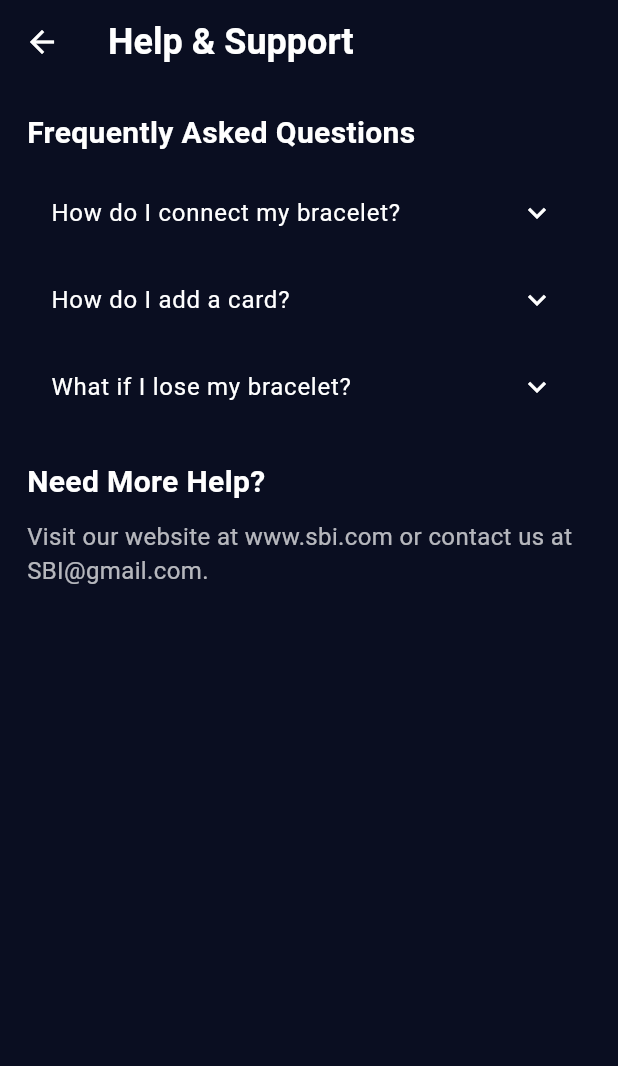
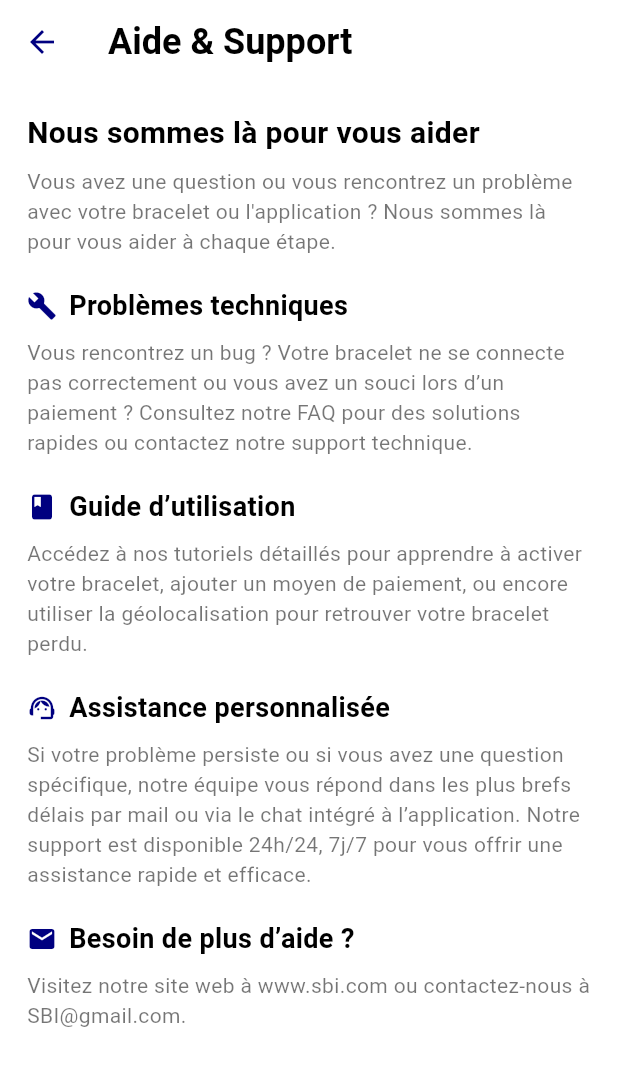
Before and after one commit to Yassine-Ezzar/pay, a Flutter app: the HelpSupportScreen screen opened by its route, on a phone screen of 412 x 824 dp. Shown: the top 1066 px of the screen. Run offline on Flutter 3.47's test engine with Material 3 defaults, Android fonts, the phone set to English and light mode, and no system bars; our stand-ins replace animate_do, camera, carousel_slider, fl_chart, flutter_credit_card, flutter_secure_storage and 9 more; missing offline and left inert: flutter_reactive_ble, google_mlkit_text_recognition; accounts and stored records are empty; network calls fail; Roboto replaces fonts that are missing (Montserrat).

Commit message:
fifth-commit

```diff
--- a/lib/screens/bracelet_connect_screen.dart
+++ b/lib/screens/bracelet_connect_screen.dart
@@ -120,7 +120,7 @@ class _BraceletConnectScreenState extends State<BraceletConnectScreen> with Sing
           gradient: LinearGradient(
             begin: Alignment.topLeft,
             end: Alignment.bottomRight,
-            colors: [Color(0xFF1A1A1A), Color(0xFF2D2D2D)],
+            colors: [Color.fromARGB(255, 255, 255, 255), Color.fromARGB(255, 255, 255, 255)],
           ),
         ),
         child: SafeArea(
--- a/lib/screens/help_support_screen.dart
+++ b/lib/screens/help_support_screen.dart
@@ -5,69 +5,151 @@ class HelpSupportScreen extends StatelessWidget {
   @override
   Widget build(BuildContext context) {
     return Scaffold(
-      backgroundColor: const Color(0xFF0A0E21),
+      backgroundColor: Colors.white,
       appBar: AppBar(
         title: const Text(
-          'Help & Support',
+          'Aide & Support',
           style: TextStyle(
             fontFamily: 'Montserrat',
             fontSize: 24,
             fontWeight: FontWeight.bold,
-            color: Colors.white,
+            color: Colors.black,
           ),
         ),
-        backgroundColor: const Color(0xFF0A0E21),
+        backgroundColor: Colors.white,
         elevation: 0,
         leading: IconButton(
-          icon: const Icon(Icons.arrow_back, color: Colors.white),
+          icon: const Icon(Icons.arrow_back, color: Color(0xFF000080)),
           onPressed: () => Navigator.pop(context),
         ),
       ),
       body: Padding(
         padding: EdgeInsets.all(Styles.defaultPadding),
-        child: SingleChildScrollView(
+        child: const SingleChildScrollView(
           child: Column(
             crossAxisAlignment: CrossAxisAlignment.start,
             children: [
-              const Text(
-                'Frequently Asked Questions',
+              Text(
+                'Nous sommes là pour vous aider',
                 style: TextStyle(
                   fontFamily: 'Montserrat',
                   fontSize: 20,
                   fontWeight: FontWeight.bold,
-                  color: Colors.white,
+                  color: Colors.black,
                 ),
               ),
-              const SizedBox(height: 10),
-              _buildFAQItem(
-                question: 'How do I connect my bracelet?',
-                answer: 'Go to the Bracelet section in the menu and follow the instructions to connect via Bluetooth.',
-              ),
-              _buildFAQItem(
-                question: 'How do I add a card?',
-                answer: 'From the Home screen, tap the + button to add a new card.',
-              ),
-              _buildFAQItem(
-                question: 'What if I lose my bracelet?',
-                answer: 'Use the Location feature to find your bracelet on a map.',
-              ),
-              const SizedBox(height: 20),
-              const Text(
-                'Need More Help?',
+              SizedBox(height: 8),
+              Text(
+                'Vous avez une question ou vous rencontrez un problème avec votre bracelet ou l\'application ? Nous sommes là pour vous aider à chaque étape.',
                 style: TextStyle(
                   fontFamily: 'Montserrat',
-                  fontSize: 20,
-                  fontWeight: FontWeight.bold,
-                  color: Colors.white,
+                  fontSize: 14,
+                  color: Colors.black54,
                 ),
               ),
-              const SizedBox(height: 10),
-              const Text(
-                'Visit our website at www.sbi.com or contact us at SBI@gmail.com.',
+              SizedBox(height: 20),
+              // Technical Issues Section
+              Row(
+                children: [
+                  Icon(Icons.build, color: Color(0xFF000080), size: 20),
+                  SizedBox(width: 8),
+                  Text(
+                    'Problèmes techniques',
+                    style: TextStyle(
+                      fontFamily: 'Montserrat',
+                      fontSize: 18,
+                      fontWeight: FontWeight.bold,
+                      color: Colors.black,
+                    ),
+                  ),
+                ],
+              ),
+              SizedBox(height: 8),
+              Text(
+                'Vous rencontrez un bug ? Votre bracelet ne se connecte pas correctement ou vous avez un souci lors d’un paiement ? Consultez notre FAQ pour des solutions rapides ou contactez notre support technique.',
                 style: TextStyle(
                   fontFamily: 'Montserrat',
-                  fontSize: 16,
-                  color: Colors.white70,
+                  fontSize: 14,
+                  color: Colors.black54,
+                ),
+              ),
+              SizedBox(height: 20),
+              // Usage Guide Section
+              Row(
+                children: [
+                  Icon(Icons.book, color: Color(0xFF000080), size: 20),
+                  SizedBox(width: 8),
+                  Text(
+                    'Guide d’utilisation',
+                    style: TextStyle(
+                      fontFamily: 'Montserrat',
+                      fontSize: 18,
+                      fontWeight: FontWeight.bold,
+                      color: Colors.black,
+                    ),
+                  ),
+                ],
+              ),
+              SizedBox(height: 8),
+              Text(
+                'Accédez à nos tutoriels détaillés pour apprendre à activer votre bracelet, ajouter un moyen de paiement, ou encore utiliser la géolocalisation pour retrouver votre bracelet perdu.',
+                style: TextStyle(
+                  fontFamily: 'Montserrat',
+                  fontSize: 14,
+                  color: Colors.black54,
+                ),
+              ),
+
+              SizedBox(height: 20),
+              // Personalized Assistance Section
+              Row(
+                children: [
+                  Icon(Icons.support_agent, color: Color(0xFF000080), size: 20),
+                  SizedBox(width: 8),
+                  Text(
+                    'Assistance personnalisée',
+                    style: TextStyle(
+                      fontFamily: 'Montserrat',
+                      fontSize: 18,
+                      fontWeight: FontWeight.bold,
+                      color: Colors.black,
+                    ),
+                  ),
+                ],
+              ),
+              SizedBox(height: 8),
+              Text(
+                'Si votre problème persiste ou si vous avez une question spécifique, notre équipe vous répond dans les plus brefs délais par mail ou via le chat intégré à l’application. Notre support est disponible 24h/24, 7j/7 pour vous offrir une assistance rapide et efficace.',
+                style: TextStyle(
+                  fontFamily: 'Montserrat',
+                  fontSize: 14,
+                  color: Colors.black54,
+                ),
+              ),
+              SizedBox(height: 20),
+              // Contact Section
+              Row(
+                children: [
+                  Icon(Icons.email, color: Color(0xFF000080), size: 20),
+                  SizedBox(width: 8),
+                  Text(
+                    'Besoin de plus d’aide ?',
+                    style: TextStyle(
+                      fontFamily: 'Montserrat',
+                      fontSize: 18,
+                      fontWeight: FontWeight.bold,
+                      color: Colors.black,
+                    ),
+                  ),
+                ],
+              ),
+              SizedBox(height: 8),
+              Text(
+                'Visitez notre site web à www.sbi.com ou contactez-nous à SBI@gmail.com.',
+                style: TextStyle(
+                  fontFamily: 'Montserrat',
+                  fontSize: 14,
+                  color: Colors.black54,
                 ),
               ),
             ],
@@ -84,9 +166,11 @@ class HelpSupportScreen extends StatelessWidget {
         style: const TextStyle(
           fontFamily: 'Montserrat',
           fontSize: 16,
-          color: Colors.white,
+          color: Color(0xFF000080),
         ),
       ),
+      iconColor: const Color(0xFF000080),
+      collapsedIconColor: const Color(0xFF000080),
       children: [
         Padding(
           padding: const EdgeInsets.symmetric(horizontal: 16.0, vertical: 8.0),
@@ -95,7 +179,7 @@ class HelpSupportScreen extends StatelessWidget {
             style: const TextStyle(
               fontFamily: 'Montserrat',
               fontSize: 14,
-              color: Colors.white70,
+              color: Colors.black54,
             ),
           ),
         ),
--- a/lib/screens/privacy_policy_screen.dart
+++ b/lib/screens/privacy_policy_screen.dart
@@ -5,65 +5,66 @@ class PrivacyPolicyScreen extends StatelessWidget {
   @override
   Widget build(BuildContext context) {
     return Scaffold(
-      backgroundColor: const Color(0xFF0A0E21),
+      backgroundColor: Colors.white,
       appBar: AppBar(
         title: const Text(
-          'Privacy Policy',
+          'Politique de Confidentialité',
           style: TextStyle(
             fontFamily: 'Montserrat',
-            fontSize: 24,
+            fontSize: 22,
             fontWeight: FontWeight.bold,
-            color: Colors.white,
+            color: Colors.black,
           ),
         ),
-        backgroundColor: const Color(0xFF0A0E21),
+        backgroundColor: Colors.white,
         elevation: 0,
         leading: IconButton(
-          icon: const Icon(Icons.arrow_back, color: Colors.white),
+          icon: const Icon(Icons.arrow_back, color: Colors.black),
           onPressed: () => Navigator.pop(context),
         ),
       ),
       body: Padding(
         padding: EdgeInsets.all(Styles.defaultPadding),
-        child: SingleChildScrollView(
+        child: const SingleChildScrollView(
           child: Column(
             crossAxisAlignment: CrossAxisAlignment.start,
             children: [
-              const Text(
-                'Privacy Policy',
+              Text(
+                'Politique de Confidentialité',
                 style: TextStyle(
                   fontFamily: 'Montserrat',
                   fontSize: 20,
                   fontWeight: FontWeight.bold,
-                  color: Colors.white,
+                  color: Colors.black,
                 ),
               ),
-              const SizedBox(height: 10),
-              const Text(
-                'Last updated: April 03, 2025\n\n'
-                'We value your privacy and are committed to protecting your personal information. This Privacy Policy explains how we collect, use, and share your data when you use our app.\n\n'
-                '1. Information We Collect\n'
-                'We may collect the following types of information:\n'
-                '- Personal Information: Name, email, phone number, etc.\n'
-                '- Payment Information: Card details (encrypted).\n'
-                '- Location Data: To locate your bracelet if lost.\n\n'
-                '2. How We Use Your Information\n'
-                'We use your information to:\n'
-                '- Provide and improve our services.\n'
-                '- Process payments securely.\n'
-                '- Locate your bracelet on a map.\n\n'
-                '3. Sharing Your Information\n'
-                'We do not share your personal information with third parties except as required by law or to provide our services (e.g., payment processing).\n\n'
-                '4. Security\n'
-                'We implement industry-standard security measures to protect your data.\n\n'
-                '5. Contact Us\n'
-                'If you have any questions about this Privacy Policy, please contact us at support@example.com.',
+              SizedBox(height: 10),
+              Text(
+                'La sécurité de vos données est une priorité. Cette politique de confidentialité explique les informations que nous collectons, comment nous les utilisons et comment nous les protégeons.\n\n'
+                '📍 Données collectées\n'
+                'Nous collectons les données suivantes :\n'
+                '- Informations personnelles (nom, adresse email)\n'
+                '- Données GPS (pour la localisation du bracelet)\n'
+                '- Historique des paiements (liés à l’utilisation du bracelet RFID)\n\n'
+                '🔐 Utilisation des données\n'
+                'Les données servent uniquement à :\n'
+                '- Gérer vos transactions\n'
+                '- Suivre la position de votre bracelet\n'
+                '- Améliorer nos services et notre support client\n\n'
+                '🔒 Sécurité\n'
+                'Nous utilisons un chiffrement avancé pour stocker vos données et empêchons tout accès non autorisé. Nos serveurs sont hébergés dans des centres certifiés et conformes au RGPD.\n\n'
+                '📤 Partage de données\n'
+                'Aucune donnée n’est vendue. Certaines informations peuvent être partagées avec des prestataires de services (paiement, maintenance), mais toujours sous accord de confidentialité strict.\n\n'
+                '🗑️ Suppression de vos données\n'
+                'Vous pouvez demander à tout moment la suppression de vos données personnelles via les paramètres de votre compte.',
                 style: TextStyle(
                   fontFamily: 'Montserrat',
                   fontSize: 16,
-                  color: Colors.white70,
+                  color: Colors.black87,
                 ),
               ),
+              SizedBox(height: 20),
+
             ],
           ),
         ),
--- a/lib/screens/profile_screen.dart
+++ b/lib/screens/profile_screen.dart
@@ -68,7 +68,7 @@ class _ProfileScreenState extends State<ProfileScreen> with SingleTickerProvider
     setState(() {
       selectedAvatar = avatarId;
     });
-    Get.snackbar('Success', 'Avatar updated successfully', backgroundColor: Colors.green);
+    Get.snackbar('Success', 'Avatar updated successfully', backgroundColor: const Color.fromARGB(68, 76, 175, 79));
   }
 
   Future<void> _fetchProfile() async {
@@ -221,7 +221,7 @@ class _ProfileScreenState extends State<ProfileScreen> with SingleTickerProvider
   @override
   Widget build(BuildContext context) {
     return Scaffold(
-      backgroundColor: const Color(0xFFFFFFFF), // Fixed typo: FFFFFFFF to FFFFFF
+      backgroundColor: const Color(0xFFFFFFFF),
       body: Stack(
         children: [
           Column(
@@ -239,7 +239,7 @@ class _ProfileScreenState extends State<ProfileScreen> with SingleTickerProvider
                                   gradient: LinearGradient(
                                     begin: Alignment.topLeft,
                                     end: Alignment.bottomRight,
-                                    colors: [Color(0xFF85C6EB), Color(0xFF85C6EB)],
+                                    colors: [Color.fromARGB(145, 133, 198, 235), Color.fromARGB(87, 133, 198, 235)],
                                   ),
                                 ),
                                 padding: EdgeInsets.symmetric(
```
Also changed, not shown: lib/screens/add_card_guide_screen.dart (+9 -6 lines), lib/screens/add_card_manual_screen.dart (+18 -23 lines), lib/screens/bracelet_management_screen.dart (+64 -50 lines), lib/screens/contact_us_screen.dart (+53 -46 lines), lib/screens/edit_profile_screen.dart (+26 -25 lines), lib/screens/navbar.dart (+4 -4 lines), 4 other files.
